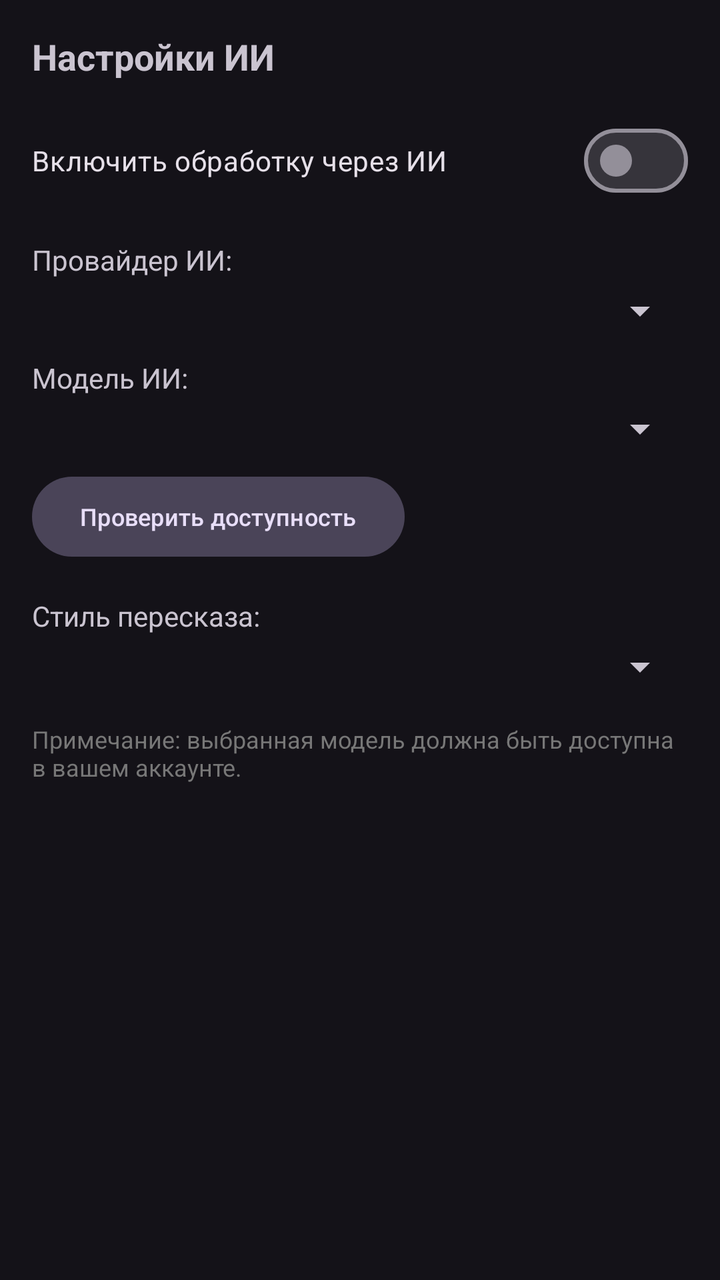
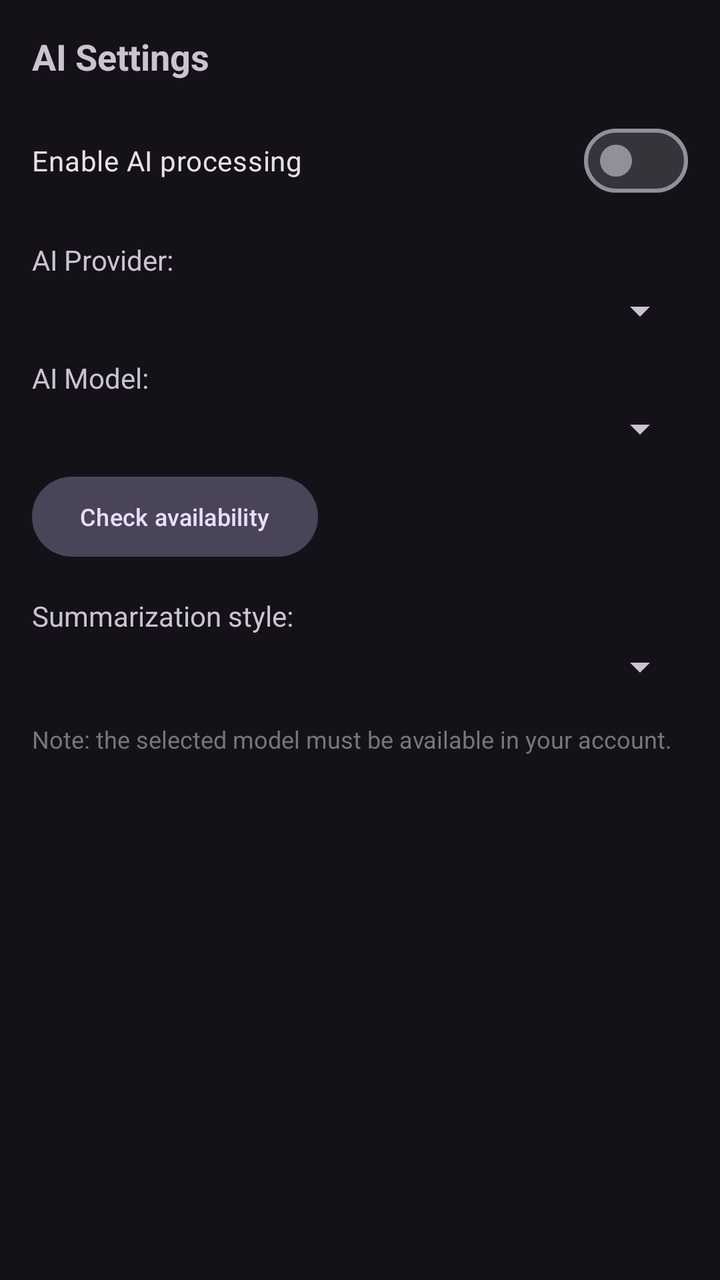

Two renders of the same Android screen: before a commit and after it. Below are the layout's source before the change and the commit's diff.
<!-- AndroidManifest.xml: application theme Theme.TelegramNewsReader -->
<!-- res/layout/dialog_ai_settings.xml -->
<?xml version="1.0" encoding="utf-8"?>
<ScrollView xmlns:android="http://schemas.android.com/apk/res/android"
    android:layout_width="match_parent"
    android:layout_height="wrap_content">

    <LinearLayout
        android:layout_width="match_parent"
        android:layout_height="wrap_content"
        android:orientation="vertical"
        android:padding="16dp">

        <TextView
            android:layout_width="wrap_content"
            android:layout_height="wrap_content"
            android:text="Настройки ИИ"
            android:textSize="18sp"
            android:textStyle="bold"
            android:layout_marginBottom="16dp"/>

        <com.google.android.material.materialswitch.MaterialSwitch
            android:id="@+id/switch_ai_enabled"
            android:layout_width="match_parent"
            android:layout_height="wrap_content"
            android:text="Включить обработку через ИИ"
            android:layout_marginBottom="16dp" />

        <TextView
            android:layout_width="wrap_content"
            android:layout_height="wrap_content"
            android:text="Провайдер ИИ:"
            android:layout_marginBottom="4dp"/>
        <Spinner
            android:id="@+id/spinner_ai_provider"
            android:layout_width="match_parent"
            android:layout_height="wrap_content"
            android:layout_marginBottom="12dp"/>

        <TextView
            android:layout_width="wrap_content"
            android:layout_height="wrap_content"
            android:text="Модель ИИ:"
            android:layout_marginBottom="4dp"/>
        <Spinner
            android:id="@+id/spinner_ai_model"
            android:layout_width="match_parent"
            android:layout_height="wrap_content"
            android:layout_marginBottom="8dp"/>

        <LinearLayout
            android:layout_width="match_parent"
            android:layout_height="wrap_content"
            android:orientation="horizontal"
            android:gravity="center_vertical"
            android:layout_marginBottom="16dp">

            <Button
                android:id="@+id/btn_test_ai_model"
                style="@style/Widget.Material3.Button.TonalButton"
                android:layout_width="wrap_content"
                android:layout_height="wrap_content"
                android:text="Проверить доступность"
                android:textSize="12sp" />

            <TextView
                android:id="@+id/tv_ai_test_status"
                android:layout_width="wrap_content"
                android:layout_height="wrap_content"
                android:layout_marginStart="8dp"
                android:textSize="12sp"
                android:text="" />
        </LinearLayout>

        <TextView
            android:layout_width="wrap_content"
            android:layout_height="wrap_content"
            android:text="Стиль пересказа:"
            android:layout_marginBottom="4dp"/>
        <Spinner
            android:id="@+id/spinner_ai_style"
            android:layout_width="match_parent"
            android:layout_height="wrap_content"
            android:layout_marginBottom="16dp"/>

        <TextView
            android:layout_width="wrap_content"
            android:layout_height="wrap_content"
            android:text="Примечание: выбранная модель должна быть доступна в вашем аккаунте."
            android:textSize="12sp"
            android:textColor="#777777"
            android:layout_marginBottom="8dp"/>

    </LinearLayout>
</ScrollView>
<!-- resources referenced by this layout -->
<resources>
  <style name="Theme.TelegramNewsReader" parent="Theme.TelegramNewsReader.Purple" />
  <style name="Theme.TelegramNewsReader.Purple" parent="Theme.Material3.Dark.NoActionBar">
          <item name="colorPrimary">@color/purple_500</item>
          <item name="colorPrimaryVariant">@color/purple_700</item>
          <item name="colorOnPrimary">@color/white</item>
          <item name="android:statusBarColor">?attr/colorPrimaryVariant</item>
          <item name="actionBarStyle">@style/CustomActionBarStyle</item>
      </style>
  <color name="purple_500">#FF6200EE</color>
  <color name="purple_700">#FF3700B3</color>
  <color name="white">#FFFFFFFF</color>
  <style name="CustomActionBarStyle" parent="Widget.Material3.ActionBar.Solid">
          <item name="titleTextStyle">@style/CustomActionBarTitle</item>
          <item name="android:titleTextStyle">@style/CustomActionBarTitle</item>
      </style>
  <style name="CustomActionBarTitle" parent="TextAppearance.Material3.ActionBar.Title">
          <item name="android:textSize">18sp</item>
          <item name="android:textStyle">bold</item>
          <item name="android:textColor">@color/white</item>
          <item name="android:gravity">center</item>
          <item name="android:layout_gravity">center</item>
      </style>
</resources>

<!-- the commit's change to res/layout/dialog_ai_settings.xml (unified diff, before → after) -->
@@ -12,7 +12,7 @@
         <TextView
             android:layout_width="wrap_content"
             android:layout_height="wrap_content"
-            android:text="Настройки ИИ"
+            android:text="@string/ai_settings_title"
             android:textSize="18sp"
             android:textStyle="bold"
             android:layout_marginBottom="16dp"/>
@@ -21,13 +21,13 @@
             android:id="@+id/switch_ai_enabled"
             android:layout_width="match_parent"
             android:layout_height="wrap_content"
-            android:text="Включить обработку через ИИ"
+            android:text="@string/enable_ai_processing"
             android:layout_marginBottom="16dp" />
 
         <TextView
             android:layout_width="wrap_content"
             android:layout_height="wrap_content"
-            android:text="Провайдер ИИ:"
+            android:text="@string/ai_provider_label"
             android:layout_marginBottom="4dp"/>
         <Spinner
             android:id="@+id/spinner_ai_provider"
@@ -38,7 +38,7 @@
         <TextView
             android:layout_width="wrap_content"
             android:layout_height="wrap_content"
-            android:text="Модель ИИ:"
+            android:text="@string/ai_model_label"
             android:layout_marginBottom="4dp"/>
         <Spinner
             android:id="@+id/spinner_ai_model"
@@ -58,7 +58,7 @@
                 style="@style/Widget.Material3.Button.TonalButton"
                 android:layout_width="wrap_content"
                 android:layout_height="wrap_content"
-                android:text="Проверить доступность"
+                android:text="@string/check_availability"
                 android:textSize="12sp" />
 
             <TextView
@@ -73,7 +73,7 @@
         <TextView
             android:layout_width="wrap_content"
             android:layout_height="wrap_content"
-            android:text="Стиль пересказа:"
+            android:text="@string/summary_style_label"
             android:layout_marginBottom="4dp"/>
         <Spinner
             android:id="@+id/spinner_ai_style"
@@ -84,7 +84,7 @@
         <TextView
             android:layout_width="wrap_content"
             android:layout_height="wrap_content"
-            android:text="Примечание: выбранная модель должна быть доступна в вашем аккаунте."
+            android:text="@string/ai_note"
             android:textSize="12sp"
             android:textColor="#777777"
             android:layout_marginBottom="8dp"/>
<!-- resource entries referenced after the edit -->
@@ -1,5 +1,12 @@
 <!-- resources referenced by this layout -->
 <resources>
+  <string name="ai_model_label">AI Model:</string>
+  <string name="ai_note">Note: the selected model must be available in your account.</string>
+  <string name="ai_provider_label">AI Provider:</string>
+  <string name="ai_settings_title">AI Settings</string>
+  <string name="check_availability">Check availability</string>
+  <string name="enable_ai_processing">Enable AI processing</string>
+  <string name="summary_style_label">Summarization style:</string>
   <style name="Theme.TelegramNewsReader" parent="Theme.TelegramNewsReader.Purple" />
   <style name="Theme.TelegramNewsReader.Purple" parent="Theme.Material3.Dark.NoActionBar">
           <item name="colorPrimary">@color/purple_500</item>
